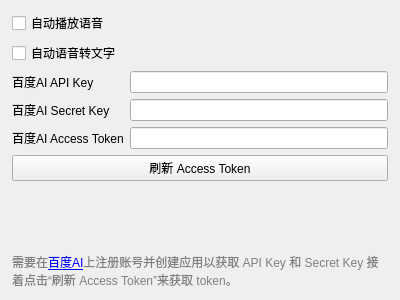
Qt form widgets/settings/speechwidget.ui (iwxyi/CatlikeQQ) before a commit.
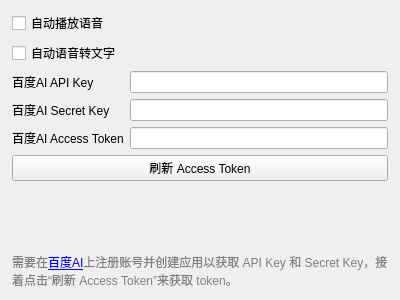
The same form after that commit.

Commit message: 修复每次加载历史记录只有一条的问题

The edit to the form file:
```diff
--- a/widgets/settings/speechwidget.ui
+++ b/widgets/settings/speechwidget.ui
@@ -100,8 +100,7 @@
       <string notr="true">color: gray;</string>
      </property>
      <property name="text">
-      <string>需要在&lt;a href=&quot;https://console.bce.baidu.com/ai&quot;&gt;&lt;span style=&quot; text-decoration: underline; color:#0000ff;&quot;&gt;百度AI&lt;/span&gt;&lt;/a&gt;上注册账号并创建应用以获取 API Key 和 Secret Key
-接着点击“刷新 Access Token”来获取 token。</string>
+      <string>&lt;html&gt;&lt;head/&gt;&lt;body&gt;&lt;p&gt;需要在&lt;a href=&quot;https://console.bce.baidu.com/ai&quot;&gt;&lt;span style=&quot; text-decoration: underline; color:#0000ff;&quot;&gt;百度AI&lt;/span&gt;&lt;/a&gt;上注册账号并创建应用以获取 API Key 和 Secret Key，接着点击“刷新 Access Token”来获取 token。&lt;/p&gt;&lt;/body&gt;&lt;/html&gt;</string>
      </property>
      <property name="wordWrap">
       <bool>true</bool>
```
The commit also changes 2 other files.
